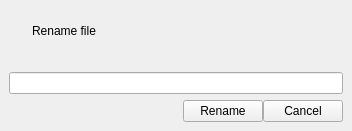
Above: qimgv/gui/overlays/renameoverlay.ui from do-i/thumbgrid before the change. Below: the same form after it.
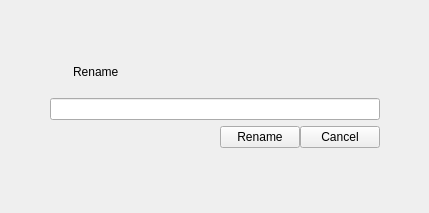
That is the form after the change. Custom widgets are drawn as their Qt base class.

Commit message: [RenameOverlay] support folderview [Core] allow folder renaming #332

```diff
--- a/qimgv/gui/overlays/renameoverlay.ui
+++ b/qimgv/gui/overlays/renameoverlay.ui
@@ -6,8 +6,8 @@
    <rect>
     <x>0</x>
     <y>0</y>
-    <width>352</width>
-    <height>131</height>
+    <width>429</width>
+    <height>213</height>
    </rect>
   </property>
   <property name="sizePolicy">
@@ -27,6 +27,90 @@
   </property>
   <layout class="QVBoxLayout" name="verticalLayout">
    <property name="spacing">
+    <number>0</number>
+   </property>
+   <property name="sizeConstraint">
+    <enum>QLayout::SetMinAndMaxSize</enum>
+   </property>
+   <property name="leftMargin">
+    <number>0</number>
+   </property>
+   <property name="topMargin">
+    <number>0</number>
+   </property>
+   <property name="rightMargin">
+    <number>0</number>
+   </property>
+   <property name="bottomMargin">
+    <number>0</number>
+   </property>
+   <item>
+    <layout class="QHBoxLayout" name="horizontalLayout_3" stretch="1,0,1">
+     <property name="spacing">
+      <number>0</number>
+     </property>
+     <property name="leftMargin">
+      <number>0</number>
+     </property>
+     <property name="topMargin">
+      <number>0</number>
+     </property>
+     <property name="rightMargin">
+      <number>0</number>
+     </property>
+     <property name="bottomMargin">
+      <number>0</number>
+     </property>
+     <item>
+      <spacer name="horizontalSpacer_3">
+       <property name="orientation">
+        <enum>Qt::Horizontal</enum>
+       </property>
+       <property name="sizeHint" stdset="0">
+        <size>
+         <width>0</width>
+         <height>20</height>
+        </size>
+       </property>
+      </spacer>
+     </item>
+     <item>
+      <layout class="QVBoxLayout" name="verticalLayout_4">
+       <property name="spacing">
+        <number>0</number>
+       </property>
+       <property name="leftMargin">
+        <number>0</number>
+       </property>
+       <property name="topMargin">
+        <number>0</number>
+       </property>
+       <property name="rightMargin">
+        <number>0</number>
+       </property>
+       <property name="bottomMargin">
+        <number>0</number>
+       </property>
+       <item>
+        <spacer name="verticalSpacer_2">
+         <property name="orientation">
+          <enum>Qt::Vertical</enum>
+         </property>
+         <property name="sizeHint" stdset="0">
+          <size>
+           <width>20</width>
+           <height>0</height>
+          </size>
+         </property>
+        </spacer>
+       </item>
+       <item>
+        <widget class="QWidget" name="overlay" native="true">
+         <property name="accessibleName">
+          <string>RenameOverlayWidget</string>
+         </property>
+         <layout class="QVBoxLayout" name="verticalLayout_3">
+          <property name="spacing">
     <number>10</number>
    </property>
    <property name="sizeConstraint">
@@ -102,7 +186,7 @@
          <string notr="true">OverlayHeaderLabel</string>
         </property>
         <property name="text">
-         <string>Rename file</string>
+                <string>Rename</string>
         </property>
        </widget>
       </item>
@@ -227,6 +311,39 @@
         </widget>
        </item>
       </layout>
+            </item>
+           </layout>
+          </item>
+         </layout>
+        </widget>
+       </item>
+       <item>
+        <spacer name="verticalSpacer">
+         <property name="orientation">
+          <enum>Qt::Vertical</enum>
+         </property>
+         <property name="sizeHint" stdset="0">
+          <size>
+           <width>20</width>
+           <height>0</height>
+          </size>
+         </property>
+        </spacer>
+       </item>
+      </layout>
+     </item>
+     <item>
+      <spacer name="horizontalSpacer_2">
+       <property name="orientation">
+        <enum>Qt::Horizontal</enum>
+       </property>
+       <property name="sizeHint" stdset="0">
+        <size>
+         <width>0</width>
+         <height>20</height>
+        </size>
+       </property>
+      </spacer>
      </item>
     </layout>
    </item>
```
Lines whose indentation alone changed are shown as unchanged. The commit also changes 15 other files.
